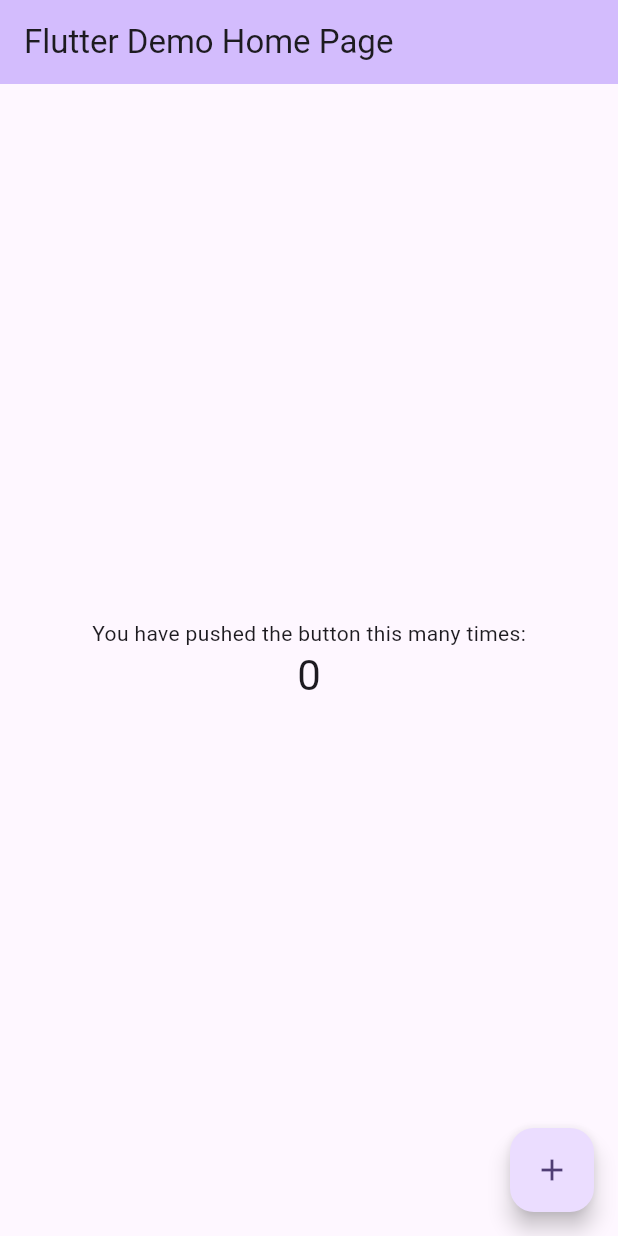
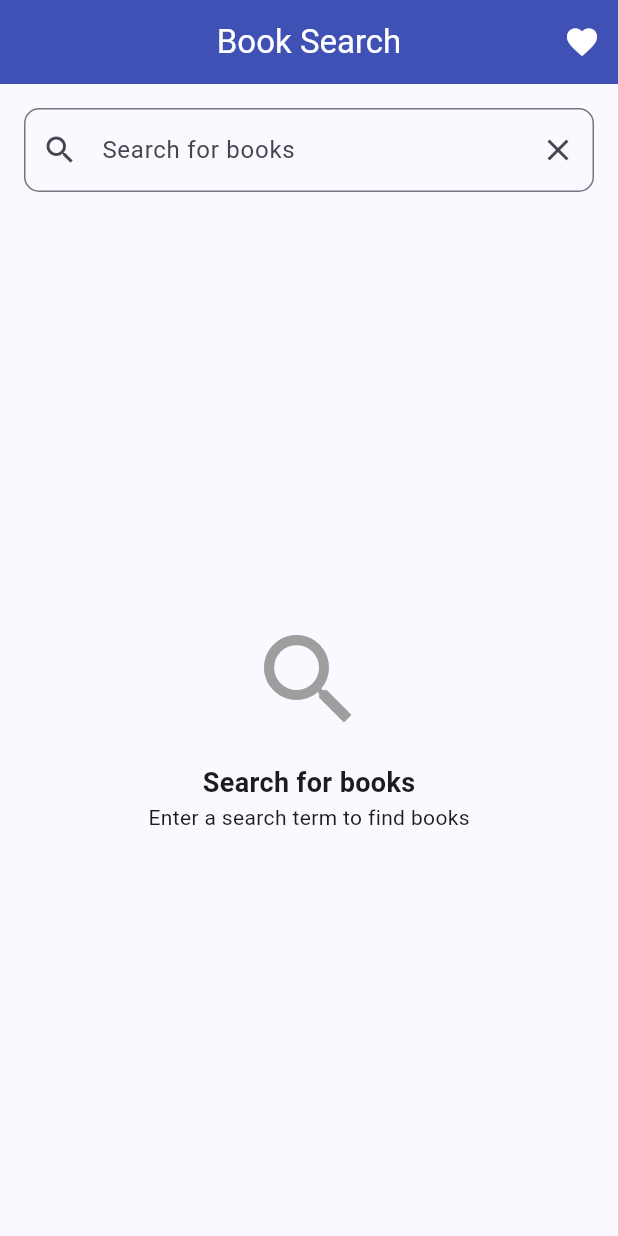
Before and after one commit to souhailBektachi/g_livres, a Flutter app: the screen it shows after launch, on a phone screen of 412 x 824 dp. Run offline on Flutter 3.47's test engine with Material 3 defaults, Android fonts, the phone set to English and light mode, and no system bars; our stand-ins replace sqflite; accounts and stored records are empty.

Commit message:
feat(ui): implement book app UI components

```diff
--- a/lib/main.dart
+++ b/lib/main.dart
@@ -1,4 +1,6 @@
 import 'package:flutter/material.dart';
+import 'screens/search_screen.dart';
+import 'screens/favorites_screen.dart';
 
 void main() {
   runApp(const MyApp());
@@ -7,116 +9,44 @@ void main() {
 class MyApp extends StatelessWidget {
   const MyApp({super.key});
 
-  // This widget is the root of your application.
   @override
   Widget build(BuildContext context) {
     return MaterialApp(
-      title: 'Flutter Demo',
+      title: 'G-Livres',
       theme: ThemeData(
-        // This is the theme of your application.
-        //
-        // TRY THIS: Try running your application with "flutter run". You'll see
-        // the application has a purple toolbar. Then, without quitting the app,
-        // try changing the seedColor in the colorScheme below to Colors.green
-        // and then invoke "hot reload" (save your changes or press the "hot
-        // reload" button in a Flutter-supported IDE, or press "r" if you used
-        // the command line to start the app).
-        //
-        // Notice that the counter didn't reset back to zero; the application
-        // state is not lost during the reload. To reset the state, use hot
-        // restart instead.
-        //
-        // This works for code too, not just values: Most code changes can be
-        // tested with just a hot reload.
-        colorScheme: ColorScheme.fromSeed(seedColor: Colors.deepPurple),
+        colorScheme: ColorScheme.fromSeed(
+          seedColor: Colors.indigo,
+          brightness: Brightness.light,
+        ),
+        appBarTheme: const AppBarTheme(
+          backgroundColor: Colors.indigo,
+          foregroundColor: Colors.white,
+          centerTitle: true,
+        ),
+        cardTheme: CardTheme(
+          elevation: 4,
+          shape: RoundedRectangleBorder(
+            borderRadius: BorderRadius.circular(12),
+          ),
+        ),
       ),
-      home: const MyHomePage(title: 'Flutter Demo Home Page'),
+      darkTheme: ThemeData(
+        colorScheme: ColorScheme.fromSeed(
+          seedColor: Colors.indigo,
+          brightness: Brightness.dark,
+        ),
+        appBarTheme: AppBarTheme(
+          backgroundColor: Colors.indigo.shade800,
+          foregroundColor: Colors.white,
+          centerTitle: true,
+        ),
+      ),
+      themeMode: ThemeMode.system,
+      routes: {
+        '/': (context) => const SearchScreen(),
+        '/favorites': (context) => const FavoritesScreen(),
+      },
+      initialRoute: '/',
     );
   }
 }
-
-class MyHomePage extends StatefulWidget {
-  const MyHomePage({super.key, required this.title});
-
-  // This widget is the home page of your application. It is stateful, meaning
-  // that it has a State object (defined below) that contains fields that affect
-  // how it looks.
-
-  // This class is the configuration for the state. It holds the values (in this
-  // case the title) provided by the parent (in this case the App widget) and
-  // used by the build method of the State. Fields in a Widget subclass are
-  // always marked "final".
-
-  final String title;
-
-  @override
-  State<MyHomePage> createState() => _MyHomePageState();
-}
-
-class _MyHomePageState extends State<MyHomePage> {
-  int _counter = 0;
-
-  void _incrementCounter() {
-    setState(() {
-      // This call to setState tells the Flutter framework that something has
-      // changed in this State, which causes it to rerun the build method below
-      // so that the display can reflect the updated values. If we changed
-      // _counter without calling setState(), then the build method would not be
-      // called again, and so nothing would appear to happen.
-      _counter++;
-    });
-  }
-
-  @override
-  Widget build(BuildContext context) {
-    // This method is rerun every time setState is called, for instance as done
-    // by the _incrementCounter method above.
-    //
-    // The Flutter framework has been optimized to make rerunning build methods
-    // fast, so that you can just rebuild anything that needs updating rather
-    // than having to individually change instances of widgets.
-    return Scaffold(
-      appBar: AppBar(
-        // TRY THIS: Try changing the color here to a specific color (to
-        // Colors.amber, perhaps?) and trigger a hot reload to see the AppBar
-        // change color while the other colors stay the same.
-        backgroundColor: Theme.of(context).colorScheme.inversePrimary,
-        // Here we take the value from the MyHomePage object that was created by
-        // the App.build method, and use it to set our appbar title.
-        title: Text(widget.title),
-      ),
-      body: Center(
-        // Center is a layout widget. It takes a single child and positions it
-        // in the middle of the parent.
-        child: Column(
-          // Column is also a layout widget. It takes a list of children and
-          // arranges them vertically. By default, it sizes itself to fit its
-          // children horizontally, and tries to be as tall as its parent.
-          //
-          // Column has various properties to control how it sizes itself and
-          // how it positions its children. Here we use mainAxisAlignment to
-          // center the children vertically; the main axis here is the vertical
-          // axis because Columns are vertical (the cross axis would be
-          // horizontal).
-          //
-          // TRY THIS: Invoke "debug painting" (choose the "Toggle Debug Paint"
-          // action in the IDE, or press "p" in the console), to see the
-          // wireframe for each widget.
-          mainAxisAlignment: MainAxisAlignment.center,
-          children: <Widget>[
-            const Text('You have pushed the button this many times:'),
-            Text(
-              '$_counter',
-              style: Theme.of(context).textTheme.headlineMedium,
-            ),
-          ],
-        ),
-      ),
-      floatingActionButton: FloatingActionButton(
-        onPressed: _incrementCounter,
-        tooltip: 'Increment',
-        child: const Icon(Icons.add),
-      ), // This trailing comma makes auto-formatting nicer for build methods.
-    );
-  }
-}
--- /dev/null
+++ b/lib/screens/search_screen.dart
@@ -0,0 +1,202 @@
+import 'package:flutter/material.dart';
+import '../models/book.dart';
+import '../services/api_service.dart';
+import '../services/db_service.dart';
+import '../widgets/book_list_item.dart';
+
+class SearchScreen extends StatefulWidget {
+  const SearchScreen({Key? key}) : super(key: key);
+
+  @override
+  State<SearchScreen> createState() => _SearchScreenState();
+}
+
+class _SearchScreenState extends State<SearchScreen> {
+  final TextEditingController _searchController = TextEditingController();
+  final ApiService _apiService = ApiService();
+  final DatabaseService _dbService = DatabaseService();
+
+  List<Book> _searchResults = [];
+  bool _isLoading = false;
+  String _errorMessage = '';
+
+  @override
+  void dispose() {
+    _searchController.dispose();
+    super.dispose();
+  }
+
+  // Method to perform book search
+  Future<void> _searchBooks(String query) async {
+    if (query.trim().isEmpty) {
+      setState(() {
+        _searchResults = [];
+        _errorMessage = '';
+      });
+      return;
+    }
+
+    setState(() {
+      _isLoading = true;
+      _errorMessage = '';
+    });
+
+    try {
+      final results = await _apiService.searchBooks(query);
+      setState(() {
+        _searchResults = results;
+        _isLoading = false;
+      });
+    } catch (e) {
+      setState(() {
+        _searchResults = [];
+        _isLoading = false;
+        _errorMessage = 'Error searching books: ${e.toString()}';
+      });
+    }
+  }
+
+  // Check if a book is favorited
+  Future<bool> _isBookFavorited(String bookId) async {
+    return await _dbService.isBookFavorite(bookId);
+  }
+
+  // Toggle favorite status of a book
+  Future<void> _toggleFavorite(Book book) async {
+    final isFavorite = await _dbService.isBookFavorite(book.id);
+
+    if (isFavorite) {
+      await _dbService.deleteBook(book.id);
+      ScaffoldMessenger.of(context).showSnackBar(
+        SnackBar(content: Text('${book.title} removed from favorites')),
+      );
+    } else {
+      await _dbService.insertBook(book);
+      ScaffoldMessenger.of(context).showSnackBar(
+        SnackBar(content: Text('${book.title} added to favorites')),
+      );
+    }
+
+    // Refresh the UI
+    setState(() {});
+  }
+
+  @override
+  Widget build(BuildContext context) {
+    return Scaffold(
+      appBar: AppBar(
+        title: const Text('Book Search'),
+        actions: [
+          IconButton(
+            icon: const Icon(Icons.favorite),
+            onPressed: () {
+              Navigator.pushNamed(context, '/favorites');
+            },
+          ),
+        ],
+      ),
+      body: Column(
+        children: [
+          Padding(
+            padding: const EdgeInsets.all(16.0),
+            child: TextField(
+              controller: _searchController,
+              decoration: InputDecoration(
+                labelText: 'Search for books',
+                hintText: 'Enter book title, author, or keywords',
+                prefixIcon: const Icon(Icons.search),
+                border: OutlineInputBorder(
+                  borderRadius: BorderRadius.circular(10),
+                ),
+                suffixIcon: IconButton(
+                  icon: const Icon(Icons.clear),
+                  onPressed: () {
+                    _searchController.clear();
+                    setState(() {
+                      _searchResults = [];
+                    });
+                  },
+                ),
+              ),
+              onSubmitted: (value) => _searchBooks(value),
+            ),
+          ),
+
+          // Error message
+          if (_errorMessage.isNotEmpty)
+            Padding(
+              padding: const EdgeInsets.symmetric(horizontal: 16.0),
+              child: Text(
+                _errorMessage,
+                style: const TextStyle(color: Colors.red),
+              ),
+            ),
+
+          // Loading indicator
+          if (_isLoading)
+            const Center(child: CircularProgressIndicator()),
+
+          // Search results
+          if (_searchResults.isNotEmpty)
+            Expanded(
+              child: ListView.builder(
+                itemCount: _searchResults.length,
+                itemBuilder: (context, index) {
+                  final book = _searchResults[index];
+                  return FutureBuilder<bool>(
+                    future: _isBookFavorited(book.id),
+                    builder: (context, snapshot) {
+                      final isFavorited = snapshot.data ?? false;
+                      return BookListItem(
+                        book: book,
+                        isFavorited: isFavorited,
+                        onFavoriteTap: () => _toggleFavorite(book),
+                      );
+                    },
+                  );
+                },
+              ),
+            ),
+
+          // Empty state - no results after search
+          if (!_isLoading && _searchResults.isEmpty && _searchController.text.isNotEmpty)
+            const Expanded(
+              child: Center(
+                child: Column(
+                  mainAxisAlignment: MainAxisAlignment.center,
+                  children: [
+                    Icon(Icons.search_off, size: 80, color: Colors.grey),
+                    SizedBox(height: 16),
+                    Text(
+                      'No books found',
+                      style: TextStyle(fontSize: 18, fontWeight: FontWeight.bold),
+                    ),
+                    Text('Try a different search term'),
+                  ],
+                ),
+              ),
+            ),
+
+          // Empty state - initial state
+          if (!_isLoading && _searchResults.isEmpty && _searchController.text.isEmpty && _errorMessage.isEmpty)
+            const Expanded(
+              child: Center(
+                child: Column(
+                  mainAxisAlignment: MainAxisAlignment.center,
+                  children: [
+                    Icon(Icons.search, size: 80, color: Colors.grey),
+                    SizedBox(height: 16),
+                    Text(
+                      'Search for books',
+                      style: TextStyle(fontSize: 18, fontWeight: FontWeight.bold),
+                    ),
+                    Text('Enter a search term to find books'),
+                  ],
+                ),
+              ),
+            ),
+        ],
+      ),
+    );
+  }
+}
```
Also changed, not shown: lib/widgets/book_list_item.dart (added, +116 -0 lines), lib/screens/favorites_screen.dart (added).
